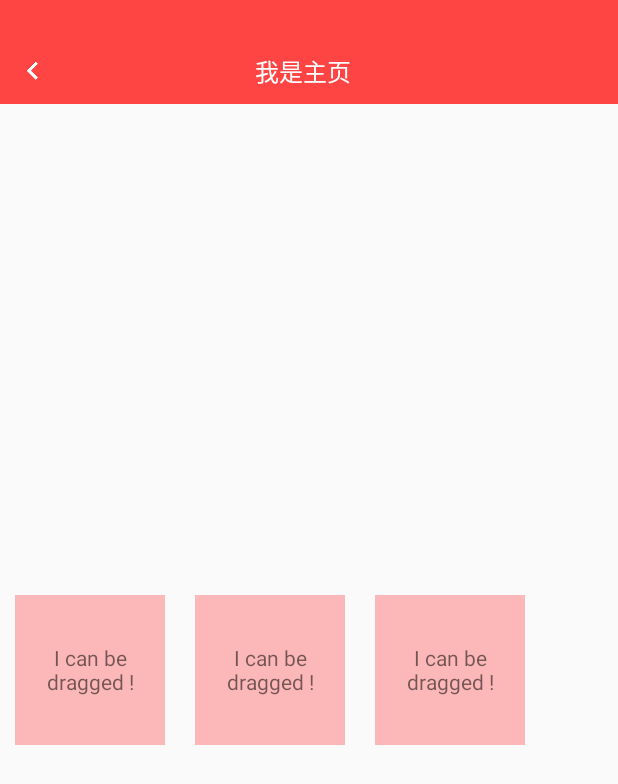
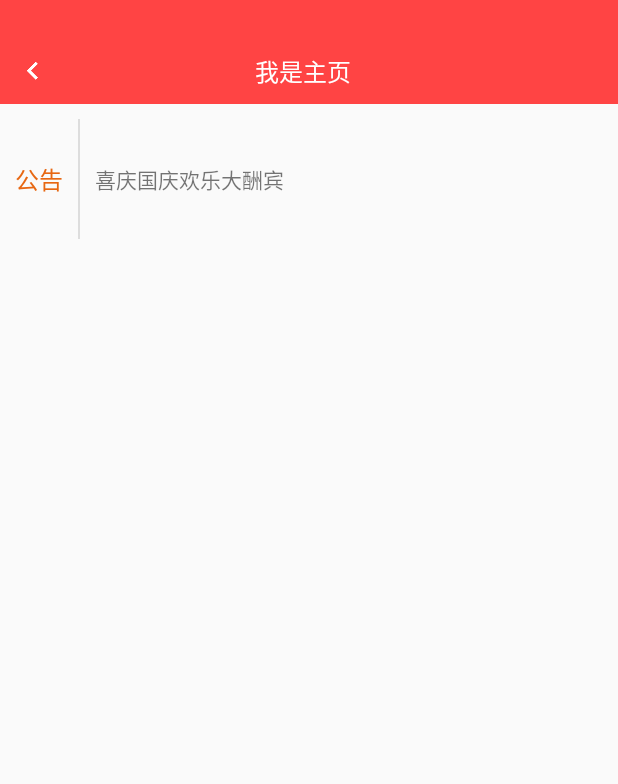
Before and after one commit to pengkv/May, an Android app: the CustomViewAcyivity screen opened directly, with no data from a screen before it, on a phone screen of 412 x 824 dp. Shown: the top 784 px of the screen. Run offline under Robolectric (Android 15) with nearby library versions, the phone set to English and light mode, and no system bars; our stand-ins replace EventBus, data binding.

Commit message:
add scrollbanner

```diff
--- a/app/src/main/java/com/pengkv/may/activity/CustomViewAcyivity.java
+++ b/app/src/main/java/com/pengkv/may/activity/CustomViewAcyivity.java
@@ -1,8 +1,12 @@
 package com.pengkv.may.activity;
 
 import android.os.Bundle;
+import android.view.View;
 
 import com.pengkv.may.R;
+import com.pengkv.may.widget.ScrollBanner;
+
+import java.util.Arrays;
 
 /**
  * Created by Administrator on 2016/5/25.
@@ -14,5 +18,18 @@ public class CustomViewAcyivity extends BaseActivity {
     protected void onCreate(Bundle savedInstanceState) {
         super.onCreate(savedInstanceState);
         setContentView(R.layout.activity_custom_view);
+
+
+        String[] strings = new String[]{"1.打折促销，买一送一", "2.喜庆国庆欢乐大酬宾", "3.热烈欢迎领导光临", "4.老板和小姨子跑了"};
+        final ScrollBanner scrollBanner = $(R.id.view_banner);
+        scrollBanner.setList(Arrays.asList(strings));
+        scrollBanner.startScroll();
+
+        scrollBanner.setOnClickListener(new View.OnClickListener() {
+            @Override
+            public void onClick(View v) {
+                scrollBanner.stopScroll();
+            }
+        });
     }
 }
--- /dev/null
+++ b/app/src/main/java/com/pengkv/may/widget/ScrollBanner.java
@@ -0,0 +1,98 @@
+package com.pengkv.may.widget;
+
+import android.animation.ObjectAnimator;
+import android.content.Context;
+import android.os.Handler;
+import android.util.AttributeSet;
+import android.view.LayoutInflater;
+import android.view.View;
+import android.widget.LinearLayout;
+import android.widget.TextView;
+
+import com.pengkv.may.R;
+
+import java.util.List;
+
+/**
+ * Created by Administrator on 2016/5/26.
+ */
+public class ScrollBanner extends LinearLayout {
+
+    private TextView mBannerTV1;
+    private TextView mBannerTV2;
+    private Handler handler;
+    private boolean isShow;
+    private int startY1, endY1, startY2, endY2;
+    private Runnable runnable;
+    private List<String> list;
+    private int position = 0;
+    private int offsetY = 100;
+
+
+    public ScrollBanner(Context context) {
+        this(context, null);
+    }
+
+    public ScrollBanner(Context context, AttributeSet attrs) {
+        this(context, attrs, 0);
+    }
+
+    public ScrollBanner(Context context, AttributeSet attrs, int defStyleAttr) {
+        super(context, attrs, defStyleAttr);
+        View view = LayoutInflater.from(context).inflate(R.layout.view_scroll_banner, this);
+        mBannerTV1 = (TextView) view.findViewById(R.id.tv_banner1);
+        mBannerTV2 = (TextView) view.findViewById(R.id.tv_banner2);
+
+        handler = new Handler();
+
+        runnable = new Runnable() {
+            @Override
+            public void run() {
+                isShow = !isShow;
+
+                if (position == list.size())
+                    position = 0;
+
+                if (isShow) {
+                    mBannerTV1.setText("A" + list.get(position++));
+                } else {
+                    mBannerTV2.setText("B" + list.get(position++));
+                }
+
+                startY1 = isShow ? 0 : offsetY;
+                endY1 = isShow ? -offsetY : 0;
+
+                ObjectAnimator animation = ObjectAnimator.ofFloat(mBannerTV1, "translationY", startY1, endY1);
+                animation.setDuration(300);
+                animation.start();
+
+                startY2 = isShow ? offsetY : 0;
+                endY2 = isShow ? 0 : -offsetY;
+
+                ObjectAnimator animation2 = ObjectAnimator.ofFloat(mBannerTV2, "translationY", startY2, endY2);
+                animation2.setDuration(300);
+                animation2.start();
+                handler.postDelayed(runnable, 3000);
+            }
+        }
+
+        ;
+    }
+
+
+    public List<String> getList() {
+        return list;
+    }
+
+    public void setList(List<String> list) {
+        this.list = list;
+    }
+
+    public void startScroll() {
+        handler.post(runnable);
+    }
+
+    public void stopScroll() {
+        handler.removeCallbacks(runnable);
+    }
+}
--- a/app/src/main/res/layout/activity_custom_view.xml
+++ b/app/src/main/res/layout/activity_custom_view.xml
@@ -7,9 +7,15 @@
     <include layout="@layout/view_toolbar" />
 
 
+    <com.pengkv.may.widget.ScrollBanner
+        android:id="@+id/view_banner"
+        android:layout_width="match_parent"
+        android:layout_height="100dp" />
+
     <com.pengkv.may.widget.DragLayout
         android:layout_width="match_parent"
-        android:layout_height="match_parent">
+        android:layout_height="match_parent"
+        android:visibility="gone">
 
         <TextView
             android:layout_width="100dp"
--- /dev/null
+++ b/app/src/main/res/layout/view_scroll_banner.xml
@@ -0,0 +1,45 @@
+<?xml version="1.0" encoding="utf-8"?>
+<RelativeLayout xmlns:android="http://schemas.android.com/apk/res/android"
+    android:layout_width="match_parent"
+    android:layout_height="match_parent"
+    android:orientation="horizontal"
+    android:padding="10dp">
+
+    <TextView
+        android:id="@+id/tv_title"
+        android:layout_width="wrap_content"
+        android:layout_height="wrap_content"
+        android:layout_centerVertical="true"
+        android:text="公告"
+        android:textColor="#e76712"
+        android:textSize="16sp" />
+
+    <View
+        android:id="@+id/view_divider"
+        android:layout_width="1dp"
+        android:layout_height="match_parent"
+        android:layout_marginLeft="10dp"
+        android:layout_marginRight="10dp"
+        android:layout_toRightOf="@id/tv_title"
+        android:background="#DDDDDD" />
+
+    <TextView
+        android:id="@+id/tv_banner1"
+        android:layout_width="match_parent"
+        android:layout_height="wrap_content"
+        android:layout_centerVertical="true"
+        android:layout_toRightOf="@+id/view_divider"
+        android:ellipsize="end"
+        android:singleLine="true"
+        android:text="热烈欢迎领导光临" />
+
+    <TextView
+        android:id="@+id/tv_banner2"
+        android:layout_width="match_parent"
+        android:layout_height="wrap_content"
+        android:layout_centerVertical="true"
+        android:layout_toRightOf="@+id/view_divider"
+        android:ellipsize="end"
+        android:singleLine="true"
+        android:text="喜庆国庆欢乐大酬宾" />
+</RelativeLayout>
```
